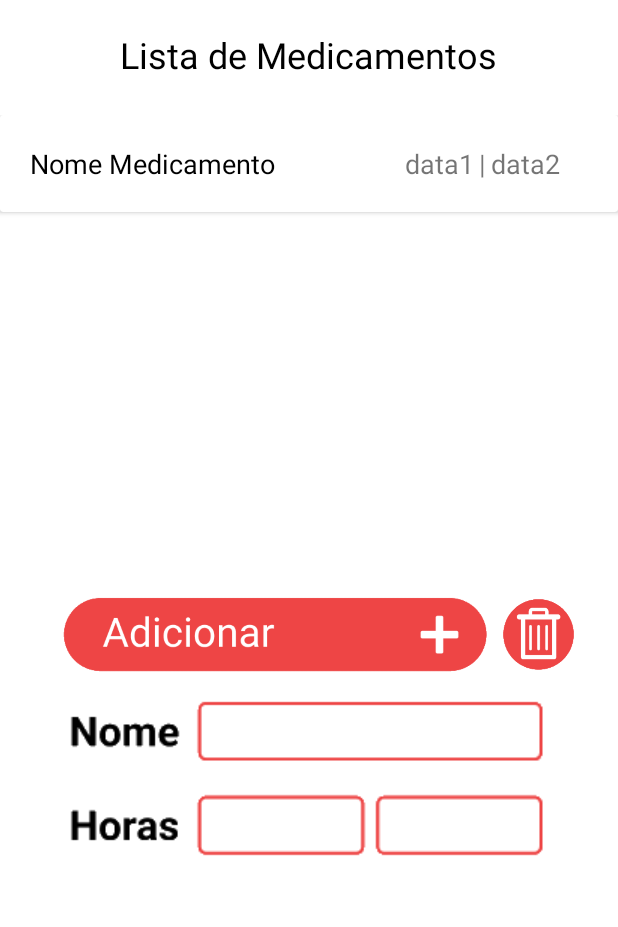
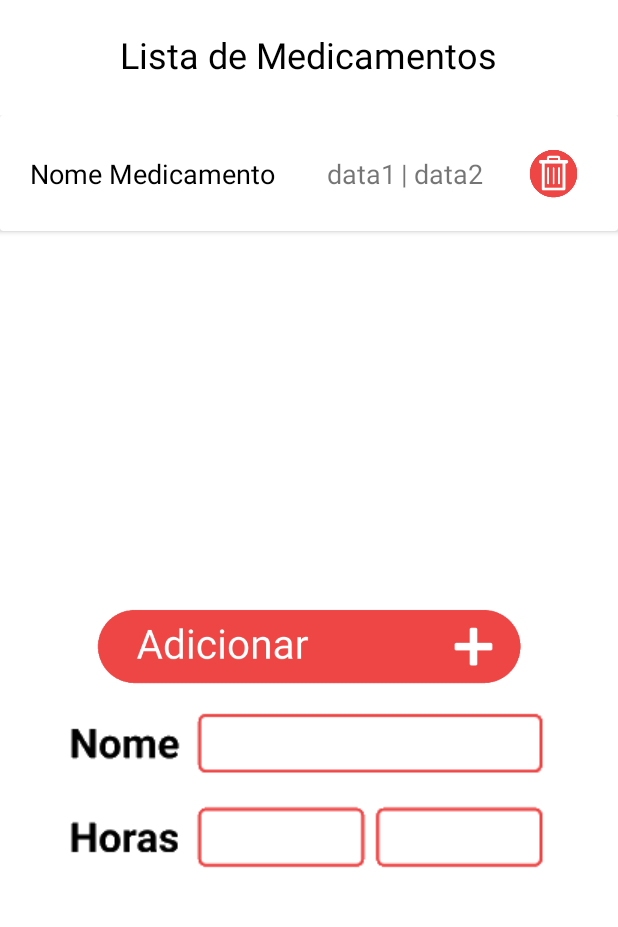
Before and after one commit to simonidgf/MyDrepa, an Android app: the layout activity_medicacao.xml on its own in the app's theme, with its tools: preview values and no code run, on a phone screen of 412 x 824 dp, the part 147-1074 px from its top. Run offline under Robolectric (Android 15) with nearby library versions, the phone set to English and light mode, and no system bars.

Commit message:
MedicaçãoActivity recycler view Bug: Doesnt add items to the recyclerView, just adds one at a time but saves them all in th db.

```diff
--- a/app/src/main/AndroidManifest.xml
+++ b/app/src/main/AndroidManifest.xml
@@ -11,7 +11,7 @@
         android:theme="@style/Theme.MyDrepa">
         <activity android:name=".SugestaoActivity"></activity>
         <activity android:name=".HistoriaActivity" />
-        <activity android:name=".medicacao.MedicacaoActivity" />
+        <activity android:name=".MedicacaoActivity" />
         <activity android:name=".NotaRegistoActivity" />
         <activity android:name=".DorRegistoActivity" />
         <activity android:name=".PerfilActivity" />
--- a/app/src/main/java/com/mydrepa/EcraPrincipalActivity.kt
+++ b/app/src/main/java/com/mydrepa/EcraPrincipalActivity.kt
@@ -6,7 +6,6 @@ import androidx.appcompat.app.AppCompatActivity
 import android.os.Bundle
 import android.widget.ImageView
 import androidx.appcompat.app.AlertDialog
-import com.mydrepa.medicacao.MedicacaoActivity
 
 class EcraPrincipalActivity : AppCompatActivity() {
     override fun onCreate(savedInstanceState: Bundle?) {
--- a/app/src/main/java/com/mydrepa/medicacao/RecyclerAdapter_medicacao.kt
+++ b/app/src/main/java/com/mydrepa/medicacao/RecyclerAdapter_medicacao.kt
@@ -7,6 +7,7 @@ import androidx.recyclerview.widget.RecyclerView
 import com.mydrepa.R
 import com.mydrepa.medicacao.db.MedicacaoEntity
 import kotlinx.android.synthetic.main.activity_medicacao.view.*
+import kotlinx.android.synthetic.main.item_layout_medicacao.view.*
 
 class RecyclerAdapter_medicacao(val listener: RowClickListener): RecyclerView.Adapter<RecyclerAdapter_medicacao.MyViewHolder>(){
 
@@ -37,7 +38,7 @@ class RecyclerAdapter_medicacao(val listener: RowClickListener): RecyclerView.Ad
         var medicamento = view.txtNome_medicamento.toString()
         var data1 = view.txtDose1.toString()
         var data2 = view.txtDose2.toString()
-        var deleteMed = view.btnDelete_medicamento
+        var deleteMed = view.btnMedicacaoDelete
 
         fun bind(data: MedicacaoEntity){
             medicamento = data.nome_medicamento
--- a/app/src/main/res/layout/activity_medicacao.xml
+++ b/app/src/main/res/layout/activity_medicacao.xml
@@ -4,7 +4,7 @@
     xmlns:tools="http://schemas.android.com/tools"
     android:layout_width="match_parent"
     android:layout_height="match_parent"
-    tools:context=".medicacao.MedicacaoActivity">
+    tools:context=".MedicacaoActivity">
 
     <ImageView
         android:id="@+id/btnAnterior_medicacao"
@@ -21,24 +21,11 @@
         android:id="@+id/btnAdicionar_medicacao"
         android:layout_width="291dp"
         android:layout_height="55dp"
-        android:layout_marginTop="20dp"
+        android:layout_marginTop="28dp"
         app:layout_constraintEnd_toEndOf="parent"
-        app:layout_constraintHorizontal_bias="0.316"
         app:layout_constraintStart_toStartOf="parent"
-        app:layout_constraintTop_toBottomOf="@+id/recyclerView_medicacao"
+        app:layout_constraintTop_toBottomOf="@+id/recyclerView3"
         app:srcCompat="@drawable/btnadicionar" />
-
-    <EditText
-        android:id="@+id/txtDose1"
-        android:layout_width="101dp"
-        android:layout_height="41dp"
-        android:layout_marginEnd="132dp"
-        android:layout_marginBottom="4dp"
-        android:backgroundTint="@color/white"
-        android:ems="11"
-        android:inputType="time"
-        app:layout_constraintBottom_toBottomOf="@+id/imageView31"
-        app:layout_constraintEnd_toEndOf="@+id/imageView31" />
 
     <ImageView
         android:id="@+id/imageView31"
@@ -75,16 +62,17 @@
         app:layout_constraintBottom_toBottomOf="@+id/imageView31"
         app:layout_constraintEnd_toEndOf="@+id/imageView31" />
 
-    <ImageView
-        android:id="@+id/btnDelete_medicamento"
-        android:layout_width="55dp"
-        android:layout_height="55dp"
-        android:layout_marginTop="20dp"
-        android:layout_marginEnd="24dp"
-        app:layout_constraintEnd_toEndOf="parent"
-        app:layout_constraintStart_toEndOf="@+id/btnAdicionar_medicacao"
-        app:layout_constraintTop_toBottomOf="@+id/recyclerView_medicacao"
-        app:srcCompat="@drawable/btndelete" />
+    <EditText
+        android:id="@+id/txtDose1"
+        android:layout_width="101dp"
+        android:layout_height="41dp"
+        android:layout_marginEnd="132dp"
+        android:layout_marginBottom="4dp"
+        android:backgroundTint="@color/white"
+        android:ems="11"
+        android:inputType="time"
+        app:layout_constraintBottom_toBottomOf="@+id/imageView31"
+        app:layout_constraintEnd_toEndOf="@+id/imageView31" />
 
     <ImageView
         android:id="@+id/imageView27"
@@ -111,7 +99,7 @@
         app:layout_constraintTop_toBottomOf="@+id/imageView27" />
 
     <androidx.recyclerview.widget.RecyclerView
-        android:id="@+id/recyclerView_medicacao"
+        android:id="@+id/recyclerView3"
         android:layout_width="match_parent"
         android:layout_height="298dp"
         android:layout_marginTop="24dp"
@@ -119,6 +107,7 @@
         app:layout_constraintHorizontal_bias="0.485"
         app:layout_constraintStart_toStartOf="parent"
         app:layout_constraintTop_toBottomOf="@+id/textView4"
-        tools:listitem="@layout/item_layout_medicacao"/>
+        tools:listitem="@layout/item_layout_medicacao"
+        tools:itemCount="11"/>
 
 </androidx.constraintlayout.widget.ConstraintLayout>
--- a/app/src/main/res/layout/item_layout_medicacao.xml
+++ b/app/src/main/res/layout/item_layout_medicacao.xml
@@ -21,6 +21,16 @@
             android:id="@+id/const_wrapper_medic">
 
 
+            <ImageView
+                android:id="@+id/btnMedicacaoDelete"
+                android:layout_width="38dp"
+                android:layout_height="37dp"
+                android:layout_marginEnd="4dp"
+                app:layout_constraintBottom_toBottomOf="parent"
+                app:layout_constraintEnd_toEndOf="parent"
+                app:layout_constraintTop_toTopOf="parent"
+                app:srcCompat="@drawable/btndelete" />
+
             <TextView
                 android:id="@+id/lblMedicamento"
                 android:layout_width="wrap_content"
@@ -33,29 +43,6 @@
                 app:layout_constraintTop_toTopOf="parent" />
 
             <TextView
-                android:id="@+id/lblData2"
-                android:layout_width="wrap_content"
-                android:layout_height="wrap_content"
-                android:layout_marginStart="3dp"
-                android:text="data2"
-                android:textSize="18sp"
-                app:layout_constraintBottom_toBottomOf="parent"
-                app:layout_constraintStart_toEndOf="@+id/textView6"
-                app:layout_constraintTop_toTopOf="parent" />
-
-            <TextView
-                android:id="@+id/textView6"
-                android:layout_width="wrap_content"
-                android:layout_height="wrap_content"
-                android:layout_marginEnd="68dp"
-                android:text="|"
-                android:textSize="18sp"
-                app:layout_constraintBottom_toBottomOf="parent"
-                app:layout_constraintEnd_toEndOf="parent"
-                app:layout_constraintTop_toTopOf="parent"
-                app:layout_constraintVertical_bias="0.511" />
-
-            <TextView
                 android:id="@+id/lblData1"
                 android:layout_width="wrap_content"
                 android:layout_height="wrap_content"
@@ -65,7 +52,32 @@
                 app:layout_constraintBottom_toBottomOf="parent"
                 app:layout_constraintEnd_toStartOf="@+id/textView6"
                 app:layout_constraintTop_toTopOf="parent"
-                app:layout_constraintVertical_bias="0.444" />
+                app:layout_constraintVertical_bias="0.509" />
+
+            <TextView
+                android:id="@+id/textView6"
+                android:layout_width="wrap_content"
+                android:layout_height="wrap_content"
+                android:layout_marginEnd="120dp"
+                android:text="|"
+                android:textSize="18sp"
+                app:layout_constraintBottom_toBottomOf="parent"
+                app:layout_constraintEnd_toEndOf="parent"
+                app:layout_constraintTop_toTopOf="parent"
+                app:layout_constraintVertical_bias="0.509" />
+
+            <TextView
+                android:id="@+id/lblData2"
+                android:layout_width="wrap_content"
+                android:layout_height="wrap_content"
+                android:layout_marginStart="4dp"
+                android:text="data2"
+                android:textSize="18sp"
+                app:layout_constraintBottom_toBottomOf="parent"
+                app:layout_constraintStart_toEndOf="@+id/textView6"
+                app:layout_constraintTop_toTopOf="parent"
+                app:layout_constraintVertical_bias="0.509" />
+
         </androidx.constraintlayout.widget.ConstraintLayout>
 
     </androidx.cardview.widget.CardView>
--- a/build.gradle
+++ b/build.gradle
@@ -1,6 +1,6 @@
 // Top-level build file where you can add configuration options common to all sub-projects/modules.
 buildscript {
-    ext.kotlin_version = "1.4.30"
+    ext.kotlin_version = '1.3.50'
     repositories {
         google()
         jcenter()
```
Also changed, not shown: app/build.gradle (+2 -20 lines), app/src/main/java/com/mydrepa/medicacao/MedicacaoActivity.kt (+7 -1 lines).
